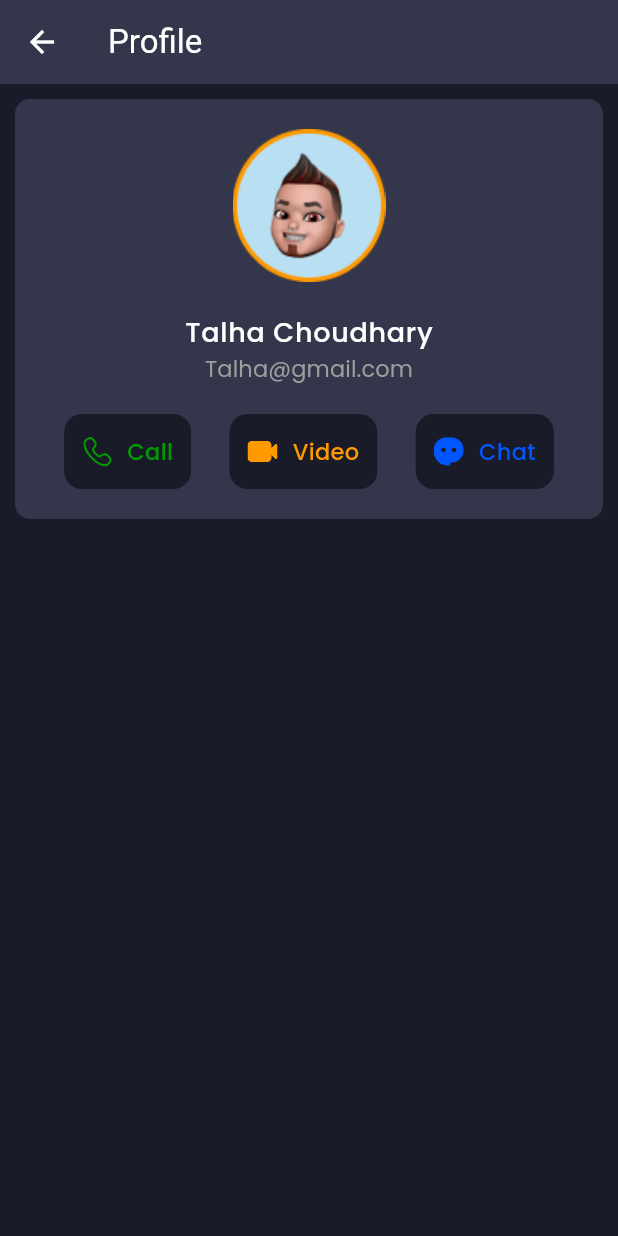
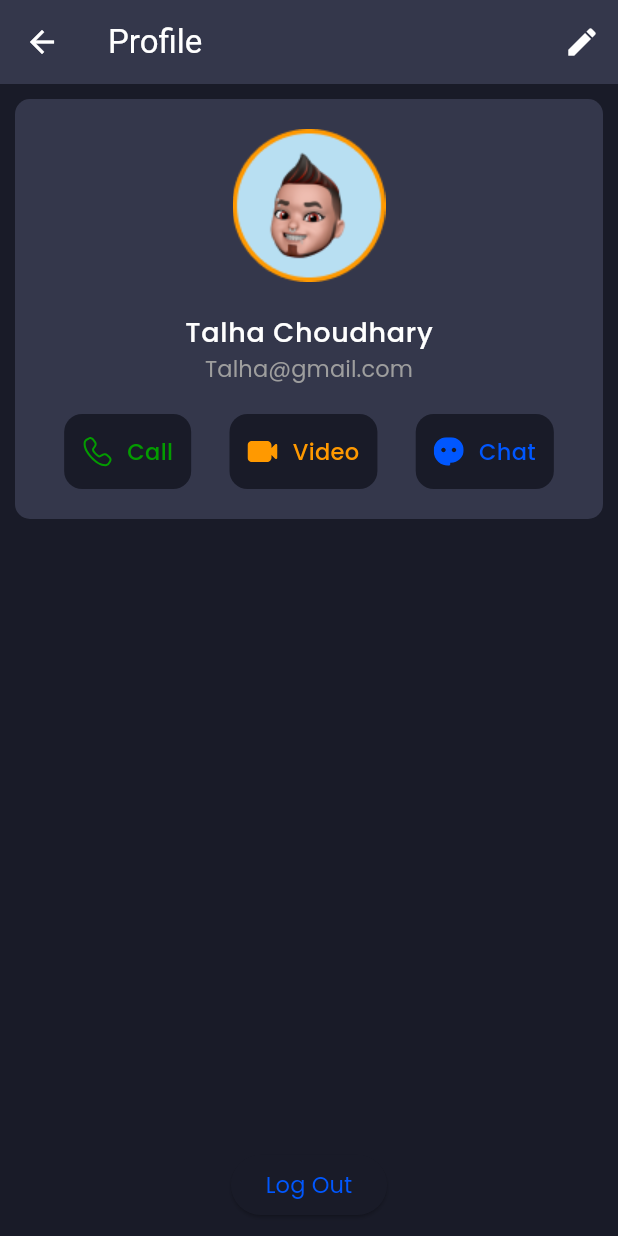
Before and after one commit to Muhammadtalha97/CUI-CHAT-APP, a Flutter app: the ProfilePage screen opened by its route, on a phone screen of 412 x 824 dp. Run offline on Flutter 3.47's test engine with Material 3 defaults, Android fonts, the phone set to English and light mode, and no system bars; our stand-ins replace firebase_auth, firebase_core, flutter_svg, get, slide_to_act; accounts and stored records are empty; network calls fail; statements that could not run were skipped.

Commit message:
Update Profile Screen And Logout funcationality

```diff
--- a/CUI Chat/lib/Config/PagePath.dart
+++ b/CUI Chat/lib/Config/PagePath.dart
@@ -2,6 +2,7 @@ import 'package:cui_chat/Pages/Auth/AuthPage.dart';
 import 'package:cui_chat/Pages/Chat/ChatPage.dart';
 import 'package:cui_chat/Pages/Home/HomePage.dart';
 import 'package:cui_chat/Pages/Profile/ProfilePage.dart';
+import 'package:cui_chat/Pages/Profile/UpdateProfile.dart';
 import 'package:get/get.dart';
 
 var pagePath = [
@@ -21,4 +22,8 @@ var pagePath = [
       name: '/profilePage',
       page: () => const ProfilePage(),
       transition: Transition.rightToLeft),
+  GetPage(
+      name: '/updateProfilePage',
+      page: () => const UpdateProfile(),
+      transition: Transition.rightToLeft),
 ];
--- a/CUI Chat/lib/Controller/AuthController.dart
+++ b/CUI Chat/lib/Controller/AuthController.dart
@@ -42,4 +42,10 @@ class AuthController extends GetxController {
     }
     isLoading.value = false;
   }
+
+  // Logout User
+  Future<void> logoutUser() async {
+    await auth.signOut();
+    Get.offAllNamed('/authPage');
+  }
 }
--- a/CUI Chat/lib/Pages/Profile/ProfilePage.dart
+++ b/CUI Chat/lib/Pages/Profile/ProfilePage.dart
@@ -1,19 +1,37 @@
+import 'package:cui_chat/Controller/AuthController.dart';
 import 'package:cui_chat/Pages/Profile/Widget/UserInfo.dart';
 import 'package:flutter/material.dart';
+import 'package:get/get.dart';
 
 class ProfilePage extends StatelessWidget {
   const ProfilePage({super.key});
 
   @override
   Widget build(BuildContext context) {
+    AuthController authController = Get.put(AuthController());
     return Scaffold(
       appBar: AppBar(
         title: const Text('Profile'),
+        actions: [
+          IconButton(
+              onPressed: () {
+                Get.toNamed('/updateProfilePage');
+              },
+              icon: const Icon(Icons.edit))
+        ],
       ),
-      body: const Padding(
-        padding: EdgeInsets.all(10),
+      body: Padding(
+        padding: const EdgeInsets.all(10),
         child: Column(
-          children: [Userinfo()],
+          children: [
+            const Userinfo(),
+            const Spacer(), //work as justify between move item in bottom
+            ElevatedButton(
+                onPressed: () {
+                  authController.logoutUser();
+                },
+                child: const Text('Log Out'))
+          ],
         ),
       ),
     );
```
Also changed, not shown: CUI Chat/lib/Pages/Profile/UpdateProfile.dart (added, +128 -0 lines).
